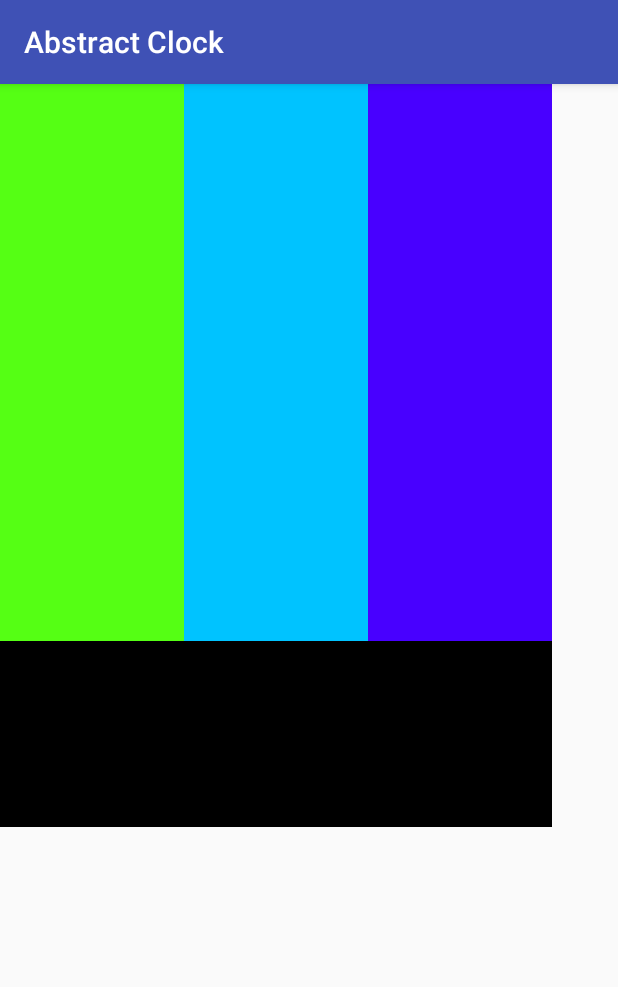
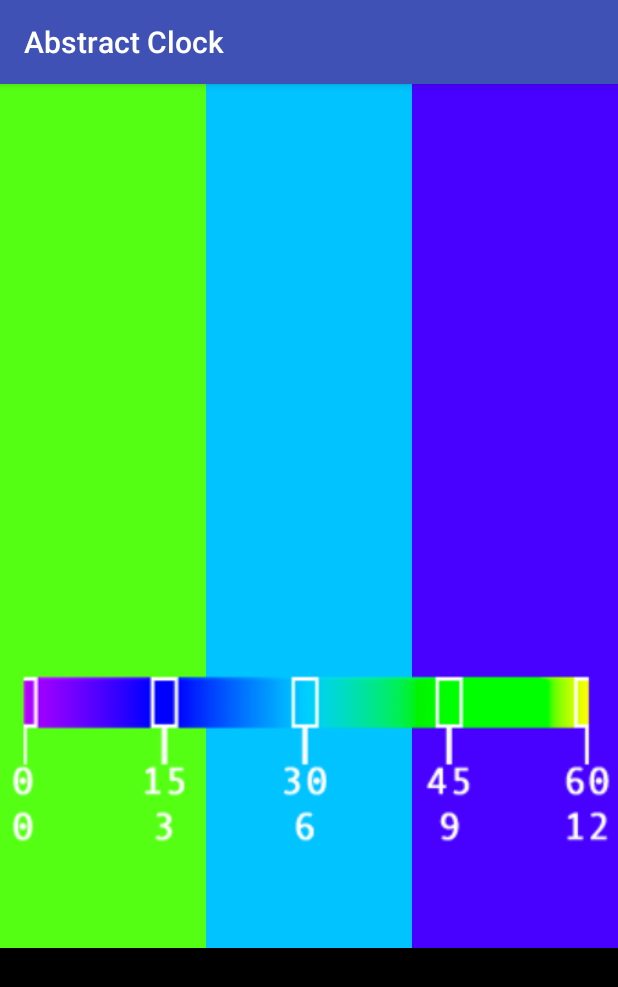
Before and after one commit to vincentcote87/AbstractClock, an Android app: the screen it shows after launch (MainActivity), on a phone screen of 412 x 824 dp. Shown: the top 987 px of the screen. Run offline under Robolectric (Android 15) with nearby library versions, the phone set to English and light mode, and no system bars.

Commit message:
working clock with scale

```diff
--- a/app/src/main/res/layout/activity_main.xml
+++ b/app/src/main/res/layout/activity_main.xml
@@ -7,9 +7,19 @@
     tools:context="com.a3770.vincent.abstractclock.MainActivity">
 
     <com.a3770.vincent.abstractclock.myCanvas
-        android:layout_width="368dp"
-        android:layout_height="495dp"
-        tools:layout_editor_absoluteY="8dp"
-        tools:layout_editor_absoluteX="8dp" />
+        android:id="@+id/canvas"
+        android:layout_width="0dp"
+        android:layout_height="wrap_content"
+        tools:layout_editor_absoluteX="0dp"
+        tools:layout_editor_absoluteY="0dp" />
+
+    <ImageView
+        android:id="@+id/imageView"
+        android:layout_width="match_parent"
+        android:layout_height="900dp"
+        app:srcCompat="@drawable/colour_scale"
+        android:layout_marginBottom="10dp"
+        tools:layout_editor_absoluteX="23dp"
+        tools:layout_editor_absoluteY="399dp" />
 
 </android.support.constraint.ConstraintLayout>
```
Also changed, not shown: app/src/main/res/drawable/colour_scale.png (added).
